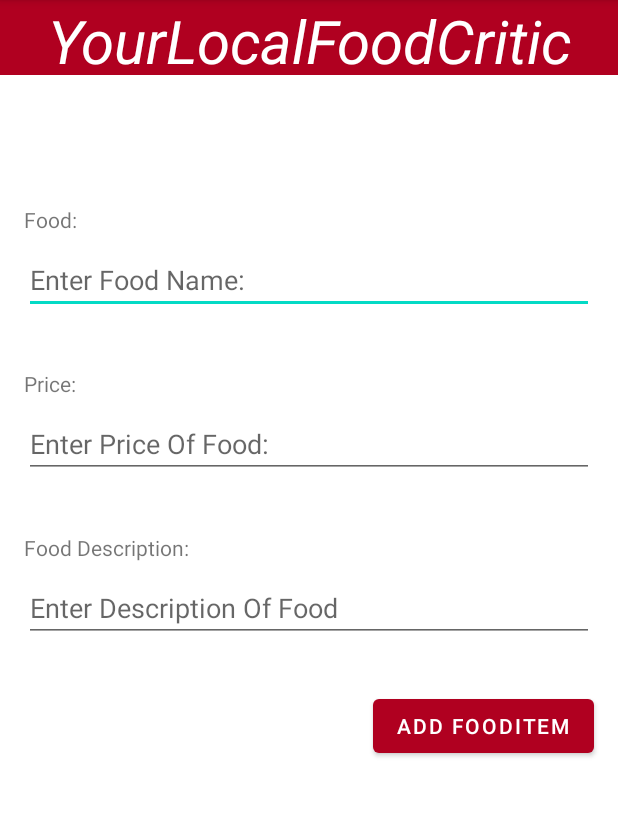
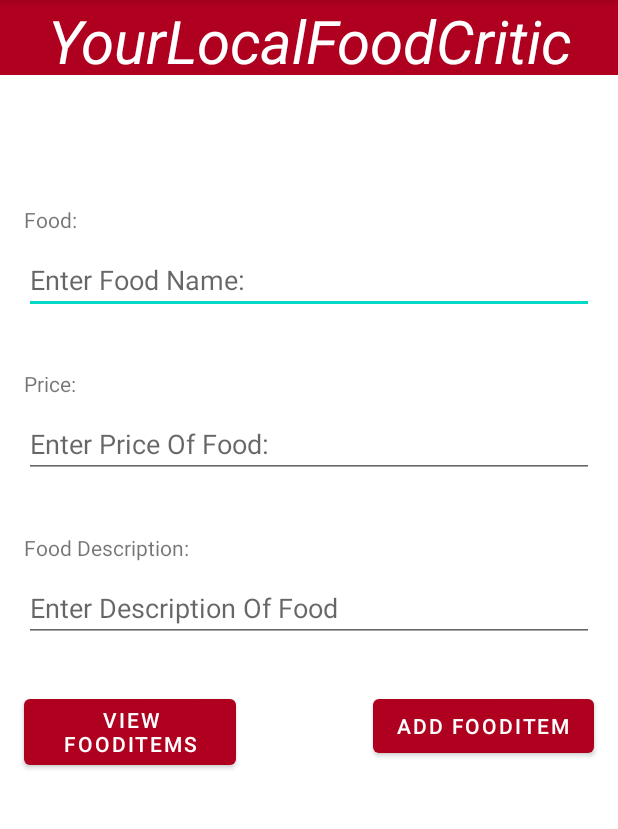
Before and after one commit to sahildev98/Android_FoodCriticDatabaseApp, an Android app: the AddFoodActivity screen opened directly, with no data from a screen before it, on a phone screen of 412 x 824 dp, the part 84-913 px from its top. Run offline under Robolectric (Android 15) with nearby library versions, the phone set to English and light mode, and no system bars; 3 statements that could not run were skipped.

Commit message:
ViewFoodItems button created. Just another copy view restaurant button. Same implementations.

```diff
--- a/app/src/main/java/com/example/myfoodcriticapp/AddFoodActivity.java
+++ b/app/src/main/java/com/example/myfoodcriticapp/AddFoodActivity.java
@@ -78,5 +78,15 @@ public class AddFoodActivity extends AppCompatActivity {
                 }
             }
         });
+
+        Button viewFoodItemsBtn = findViewById(R.id.viewFoodBtn);
+        viewFoodItemsBtn.setOnClickListener(new View.OnClickListener() {
+            @Override
+            public void onClick(View v) {
+                Intent intent = new Intent(AddFoodActivity.this,ListFoodItemsActivity.class);
+                intent.putExtra("restaurantID",restaurantID);
+                startActivity(intent);
+            }
+        });
     }
 }
--- a/app/src/main/res/layout/activity_add_food.xml
+++ b/app/src/main/res/layout/activity_add_food.xml
@@ -98,6 +98,17 @@
         app:layout_constraintEnd_toEndOf="@+id/descriptionTextbox"
         app:layout_constraintTop_toBottomOf="@+id/descriptionTextbox" />
 
+    <Button
+        android:id="@+id/viewFoodBtn"
+        android:layout_width="141dp"
+        android:layout_height="56dp"
+        android:layout_marginTop="32dp"
+        android:text="@string/viewFoodItems"
+        app:backgroundTint="@color/design_default_color_error"
+        app:layout_constraintStart_toStartOf="@+id/descriptionTextbox"
+        app:layout_constraintTop_toBottomOf="@+id/descriptionTextbox" />
+
+
     <androidx.fragment.app.FragmentContainerView
         android:id="@+id/fragment_container_view"
         android:layout_width="match_parent"
--- a/app/src/main/res/values/strings.xml
+++ b/app/src/main/res/values/strings.xml
@@ -29,4 +29,5 @@
     <string name="editText">Edit</string>
     <string name="deleteText">Delete</string>
     <string name="updateBtnName">Update Restaurant</string>
+    <string name="viewFoodItems">View FoodItems</string>
 </resources>
```
